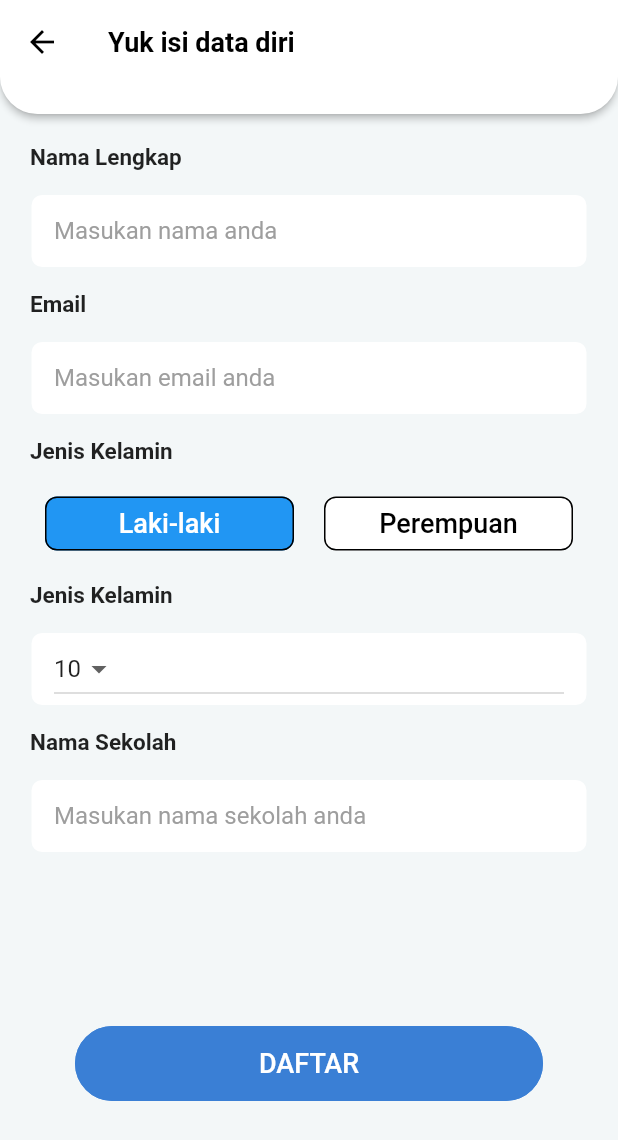
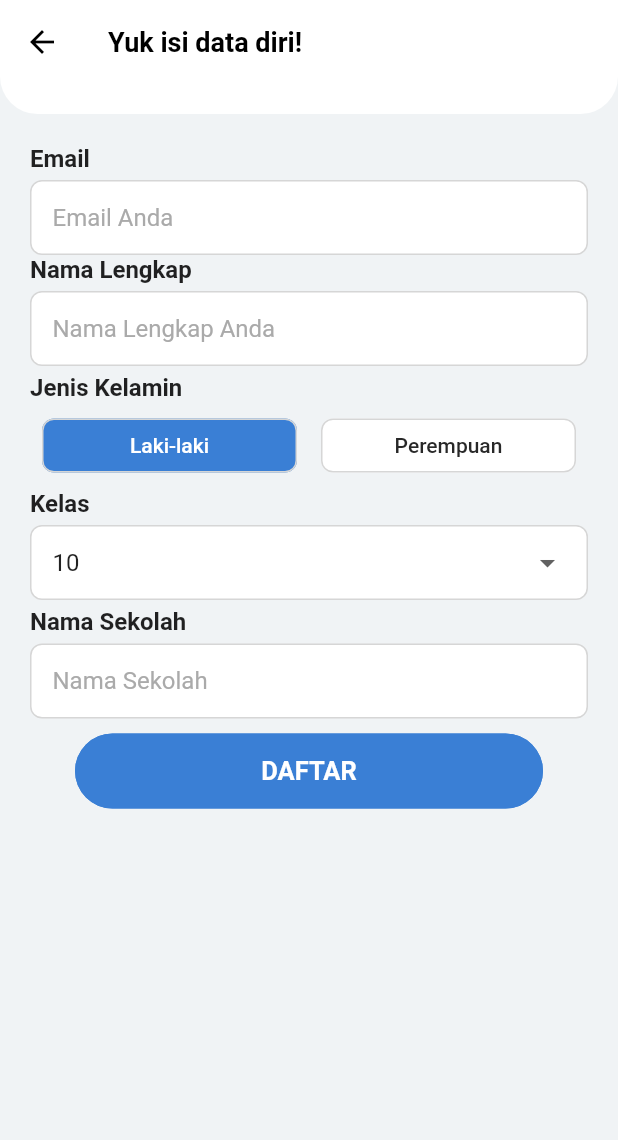
Before and after one commit to foxrider1998/exam_app, a Flutter app: the RegisterPage screen opened by its route, on a phone screen of 412 x 824 dp. Shown: the top 1140 px of the screen. Run offline on Flutter 3.47's test engine with Material 2 defaults, Android fonts, the phone set to English and light mode, and no system bars; our stand-ins replace dio, firebase_auth, firebase_core, google_fonts, google_sign_in, shared_preferences; accounts and stored records are empty.

Commit message:
register ok

```diff
--- a/lib/views/register_page.dart
+++ b/lib/views/register_page.dart
@@ -1,6 +1,11 @@
 // ignore_for_file: non_constant_identifier_names, sort_child_properties_last
 
 import 'package:exam_app/constants/r.dart';
+import 'package:exam_app/helpers/preference_helper.dart';
+import 'package:exam_app/helpers/user_email.dart';
+import 'package:exam_app/models/network_response.dart';
+import 'package:exam_app/models/user_by_email.dart';
+import 'package:exam_app/repository/auth_api.dart';
 import 'package:exam_app/views/login_page.dart';
 import 'package:exam_app/views/main_page.dart';
 import 'package:flutter/material.dart';
@@ -9,20 +14,22 @@ class RegisterPage extends StatefulWidget {
   const RegisterPage({Key? key}) : super(key: key);
   static String route = "register_page";
   @override
-  State<RegisterPage> createState() => _LoginPageState();
+  State<RegisterPage> createState() => _RegisterPageState();
 }
 
-enum Gender { lakilaki, perempuan }
+enum Gender { lakiLaki, perempuan }
 
-class _LoginPageState extends State<RegisterPage> {
+class _RegisterPageState extends State<RegisterPage> {
+  List<String> classSlta = ["10", "11", "12"];
+
   String gender = "Laki-laki";
-  List<String> Kelas = ["10", "11", "12"];
   String selectedClass = "10";
-
   final emailController = TextEditingController();
+  final schoolNameController = TextEditingController();
+  final fullNameController = TextEditingController();
 
   onTapGender(Gender genderInput) {
-    if (genderInput == Gender.lakilaki) {
+    if (genderInput == Gender.lakiLaki) {
       gender = "Laki-laki";
     } else {
       gender = "Perempuan";
@@ -30,30 +37,36 @@ class _LoginPageState extends State<RegisterPage> {
     setState(() {});
   }
 
+  initDataUSer() {
+    emailController.text = UserEmail.getUserEmail()!;
+    fullNameController.text = UserEmail.getUserDisplayName()!;
+    setState(() {});
+  }
+
+  @override
+  void initState() {
+    super.initState();
+    initDataUSer();
+  }
+
   @override
   Widget build(BuildContext context) {
     return Scaffold(
-      backgroundColor: const Color(0xffF3F7F8),
-      // resizeToAvoidBottomInset: false,
+      backgroundColor: Color(0xfff0f3f5),
       appBar: PreferredSize(
-        preferredSize: const Size.fromHeight(kToolbarHeight + 20),
+        preferredSize: Size.fromHeight(kToolbarHeight + 20),
         child: AppBar(
-          shape: const RoundedRectangleBorder(
+          shape: RoundedRectangleBorder(
               borderRadius: BorderRadius.only(
-              bottomLeft: Radius.circular(25),
-              bottomRight: Radius.circular(25),
-            ),
-          ),
-          elevation: 2,
+                  bottomLeft: Radius.circular(25.0),
+                  bottomRight: Radius.circular(25.0))),
+          elevation: 0,
           backgroundColor: Colors.white,
-          iconTheme: const IconThemeData(color: Colors.black),
-          title: const Text(
-            "Yuk isi data diri",
+          iconTheme: IconThemeData(color: Colors.black),
+          title: Text(
+            "Yuk isi data diri!",
             style: TextStyle(
-              color: Colors.black,
-              fontWeight: FontWeight.w700,
-              fontSize: 18,
-            ),
+                color: Colors.black, fontWeight: FontWeight.w700, fontSize: 18),
           ),
         ),
       ),
@@ -63,54 +76,55 @@ class _LoginPageState extends State<RegisterPage> {
           child: Column(
             crossAxisAlignment: CrossAxisAlignment.start,
             children: [
-              const RegisterTextField(
-                title: 'Nama Lengkap',
-                hintText: 'Masukan nama anda',
+              RegisterTextField(
+                controller: emailController,
+                hintText: 'Email Anda',
+                title: "Email",
+                enabled: false,
               ),
-              const RegisterTextField(
-                // controller: emailController,
-                title: 'Email',
-                hintText: 'Masukan email anda',
+              RegisterTextField(
+                hintText: 'Nama Lengkap Anda',
+                title: "Nama Lengkap",
+                controller: fullNameController,
               ),
-              const Text(
+              SizedBox(height: 5),
+              Text(
                 "Jenis Kelamin",
                 style: TextStyle(
-                  fontSize: 15,
-                  fontWeight: FontWeight.w700,
+                  fontSize: 16,
+                  fontWeight: FontWeight.w600,
                 ),
               ),
-              const SizedBox(height: 15),
+              SizedBox(height: 5),
               Row(
                 children: [
                   Expanded(
                     child: Padding(
-                      padding: const EdgeInsets.symmetric(
-                        horizontal: 10,
-                      ),
+                      padding: const EdgeInsets.symmetric(horizontal: 8.0),
                       child: ElevatedButton(
                         style: ElevatedButton.styleFrom(
                           elevation: 0,
-                          backgroundColor: gender == "Laki-laki"
-                              ? Colors.blue
+                          backgroundColor:
+                              gender.toLowerCase() == "Laki-laki".toLowerCase()
+                                  ? R.colors.primary
                                   : Colors.white,
                           shape: RoundedRectangleBorder(
                             borderRadius: BorderRadius.circular(8),
-                            side: const BorderSide(
-                              width: 1,
-                              color: Colors.black,
-                            ),
+                            side: BorderSide(
+                                width: 1, color: R.colors.greyBorder),
                           ),
                         ),
                         onPressed: () {
-                          onTapGender(Gender.lakilaki);
+                          onTapGender(Gender.lakiLaki);
                         },
                         child: Text(
                           "Laki-laki",
                           style: TextStyle(
-                            fontSize: 18,
-                            color: gender == "Laki-laki"
+                            fontSize: 14,
+                            color: gender.toLowerCase() ==
+                                    "Laki-laki".toLowerCase()
                                 ? Colors.white
-                                : Colors.black,
+                                : Color(0xff282828),
                           ),
                         ),
                       ),
@@ -118,21 +132,17 @@ class _LoginPageState extends State<RegisterPage> {
                   ),
                   Expanded(
                     child: Padding(
-                      padding: const EdgeInsets.symmetric(
-                        horizontal: 10,
-                      ),
+                      padding: const EdgeInsets.symmetric(horizontal: 8.0),
                       child: ElevatedButton(
                         style: ElevatedButton.styleFrom(
                           elevation: 0,
                           backgroundColor: gender == "Perempuan"
-                              ? Colors.blue
+                              ? R.colors.primary
                               : Colors.white,
                           shape: RoundedRectangleBorder(
                             borderRadius: BorderRadius.circular(8),
-                            side: const BorderSide(
-                              width: 1,
-                              color: Colors.black,
-                            ),
+                            side: BorderSide(
+                                width: 1, color: R.colors.greyBorder),
                           ),
                         ),
                         onPressed: () {
@@ -141,10 +151,10 @@ class _LoginPageState extends State<RegisterPage> {
                         child: Text(
                           "Perempuan",
                           style: TextStyle(
-                            fontSize: 18,
+                            fontSize: 14,
                             color: gender == "Perempuan"
                                 ? Colors.white
-                                : Colors.black,
+                                : Color(0xff282828),
                           ),
                         ),
                       ),
@@ -152,66 +162,96 @@ class _LoginPageState extends State<RegisterPage> {
                   ),
                 ],
               ),
-              const SizedBox(height: 15),
-              const Text(
-                "Jenis Kelamin",
+              SizedBox(height: 5),
+              Text(
+                "Kelas",
                 style: TextStyle(
-                  fontSize: 15,
-                  fontWeight: FontWeight.w700,
+                  fontSize: 16,
+                  fontWeight: FontWeight.w600,
                 ),
               ),
-              const SizedBox(height: 15),
+              SizedBox(height: 5),
               Container(
                 width: double.infinity,
-                padding: const EdgeInsets.symmetric(horizontal: 15),
+                padding: EdgeInsets.symmetric(horizontal: 14),
                 decoration: BoxDecoration(
+                  borderRadius: BorderRadius.circular(8),
                   color: Colors.white,
-                  border: Border.all(
-                    color: R.colors.grey,
+                  border: Border.all(color: R.colors.greyBorder),
                 ),
-                  borderRadius: BorderRadius.circular(8),
-                ),
+                child: DropdownButtonHideUnderline(
                   child: DropdownButton<String>(
                       value: selectedClass,
-                  items: Kelas.map(
+                      items: classSlta
+                          .map(
                             (e) => DropdownMenuItem<String>(
                               child: Text(e),
                               value: e,
                             ),
-                  ).toList(),
+                          )
+                          .toList(),
                       onChanged: (String? val) {
                         selectedClass = val!;
                         setState(() {});
-                  },
+                      }),
                 ),
               ),
-              const SizedBox(height: 15),
-              const RegisterTextField(
-                title: 'Nama Sekolah',
-                hintText: 'Masukan nama sekolah anda',
+              SizedBox(height: 5),
+              RegisterTextField(
+                hintText: 'Nama Sekolah',
+                title: "Nama Sekolah",
+                controller: schoolNameController,
               ),
-              const SizedBox(height: 90),
-              ButtonLogin(
-                // Button Register
-                onTap: () {
-                  // print(emailController.text);
+              // Spacer(),
+
+              Padding(
+                padding: const EdgeInsets.only(bottom: 20.0),
+                child: ButtonLogin(
+                  onTap: () async {
+                    final json = {
+                      "email": emailController.text,
+                      "nama_lengkap": fullNameController.text,
+                      "nama_sekolah": schoolNameController.text,
+                      "kelas": selectedClass,
+                      "gender": gender,
+                      "foto": UserEmail.getUserPhotoUrl(),
+                    };
+                    print(json);
+                    final result = await AuthApi().postRegister(json);
+                    if (result.status == Status.success) {
+                      final registerResult = UserByEmail.fromJson(result.data!);
+                      if (registerResult.status == 1) {
+                        await PreferenceHelper()
+                            .setUserData(registerResult.data!);
                         Navigator.of(context).pushNamedAndRemoveUntil(
                             MainPage.route, (context) => false);
+                      } else {
+                        ScaffoldMessenger.of(context).showSnackBar(
+                          SnackBar(
+                            content: Text(registerResult.message!),
+                          ),
+                        );
+                      }
+                    } else {
+                      ScaffoldMessenger.of(context).showSnackBar(
+                        SnackBar(
+                          content: Text(
+                              "Terjadi kesalahan, silahkan ulangi kembali"),
+                        ),
+                      );
+                    }
                   },
                   backgroundColor: R.colors.primary,
-                child: Row(
-                  mainAxisAlignment: MainAxisAlignment.spaceEvenly,
-                  children: [
-                    Text(
+                  borderColor: R.colors.primary,
+                  child: Text(
                     R.strings.daftar,
-                      style: const TextStyle(
+                    style: TextStyle(
+                      fontSize: 17,
+                      fontWeight: FontWeight.bold,
                       color: Colors.white,
-                        fontSize: 18,
                     ),
                   ),
-                  ],
                 ),
-                borderColor: R.colors.primary,
               ),
             ],
           ),
@@ -227,10 +267,11 @@ class RegisterTextField extends StatelessWidget {
     required this.title,
     required this.hintText,
     this.controller,
+    this.enabled = true,
   }) : super(key: key);
-
   final String title;
   final String hintText;
+  final bool enabled;
   final TextEditingController? controller;
 
   @override
@@ -240,30 +281,30 @@ class RegisterTextField extends StatelessWidget {
       children: [
         Text(
           title,
-          style: const TextStyle(
-            fontSize: 15,
-            fontWeight: FontWeight.w700,
+          style: TextStyle(
+            fontSize: 16,
+            fontWeight: FontWeight.w600,
           ),
         ),
-        const SizedBox(height: 15),
+        SizedBox(height: 5),
         Container(
-          padding: const EdgeInsets.symmetric(horizontal: 15),
+          padding: EdgeInsets.symmetric(horizontal: 14),
           decoration: BoxDecoration(
+            borderRadius: BorderRadius.circular(8),
             color: Colors.white,
-            border: Border.all(
-              color: R.colors.grey,
-            ),
-            borderRadius: BorderRadius.circular(8),
+            border: Border.all(color: R.colors.greyBorder),
           ),
           child: TextField(
+            enabled: enabled,
             controller: controller,
             decoration: InputDecoration(
                 border: InputBorder.none,
                 hintText: hintText,
-                hintStyle: const TextStyle(color: Colors.grey)),
+                hintStyle: TextStyle(
+                  color: R.colors.greyHintText,
+                )),
           ),
         ),
-        const SizedBox(height: 15),
       ],
     );
   }
--- a/lib/views/splash_screen.dart
+++ b/lib/views/splash_screen.dart
@@ -1,6 +1,10 @@
 import 'dart:async';
 import 'package:exam_app/constants/r.dart';
 import 'package:exam_app/firebase_options.dart';
+import 'package:exam_app/helpers/user_email.dart';
+import 'package:exam_app/models/network_response.dart';
+import 'package:exam_app/models/user_by_email.dart';
+import 'package:exam_app/repository/auth_api.dart';
 import 'package:exam_app/views/main_page.dart';
 import 'package:exam_app/views/register_page.dart';
 import 'package:firebase_auth/firebase_auth.dart';
@@ -9,41 +13,46 @@ import 'login_page.dart';
 import 'package:firebase_core/firebase_core.dart';
 import 'register_page.dart';
 
-class SplashScreen extends StatelessWidget {
+class SplashScreen extends StatefulWidget {
   const SplashScreen({Key? key}) : super(key: key);
-  static const String route = "splash_screen";
+  static const String route = "spash_screen";
 
-  Future<void> initializeDefault() async {
-    FirebaseApp app = await Firebase.initializeApp(
-      options: DefaultFirebaseOptions.currentPlatform,
-    );
-    print('Initialized default app $app');
+  @override
+  State<SplashScreen> createState() => _SplashScreenState();
+}
+
+class _SplashScreenState extends State<SplashScreen> {
+  @override
+  void initState() {
+    // TODO: implement initState
+    super.initState();
+    Timer(const Duration(seconds: 5), () async {
+      final user = UserEmail.getUserEmail();
+
+      if (user != null) {
+        final dataUser = await AuthApi().getUserByEmail();
+        if (dataUser.status == Status.success) {
+          final data = UserByEmail.fromJson(dataUser.data!);
+          if (data.status == 1) {
+            Navigator.of(context).pushReplacementNamed(MainPage.route);
+          } else {
+            Navigator.of(context).pushReplacementNamed(RegisterPage.route);
+          }
+        }
+      } else {
+        Navigator.of(context).pushReplacementNamed(LoginPage.route);
+      }
+    });
   }
 
   @override
   Widget build(BuildContext context) {
-    Timer(
-      const Duration(seconds: 2),
-      () {
-        // Navigator.of(context).push(
-        //   MaterialPageRoute(builder: (context) => LoginPage()),
-        // );
-        final user = FirebaseAuth.instance.currentUser;
-
-        if (user != null) {
-          // Redirect Register or Home
-          Navigator.of(context).pushNamed(MainPage.route);
-        } else {
-          Navigator.of(context).pushNamed(LoginPage.route);
-        }
-      },
-    );
     return Scaffold(
       backgroundColor: R.colors.primary,
       body: Center(
         child: Image.asset(
           R.assets.icSplash,
-          height: 40,
+          width: MediaQuery.of(context).size.width * 0.5,
         ),
       ),
     );
```
Lines whose indentation alone changed are shown as unchanged.
